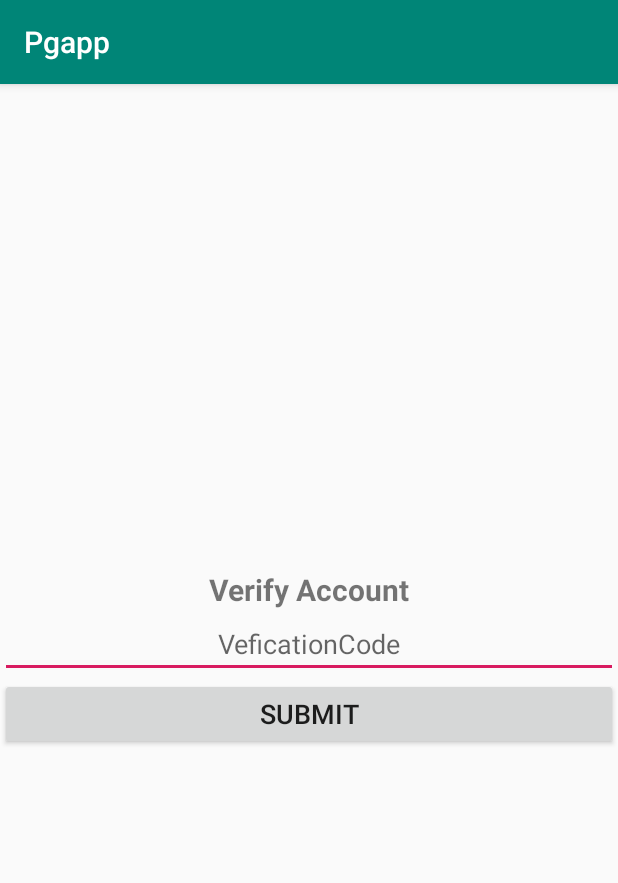
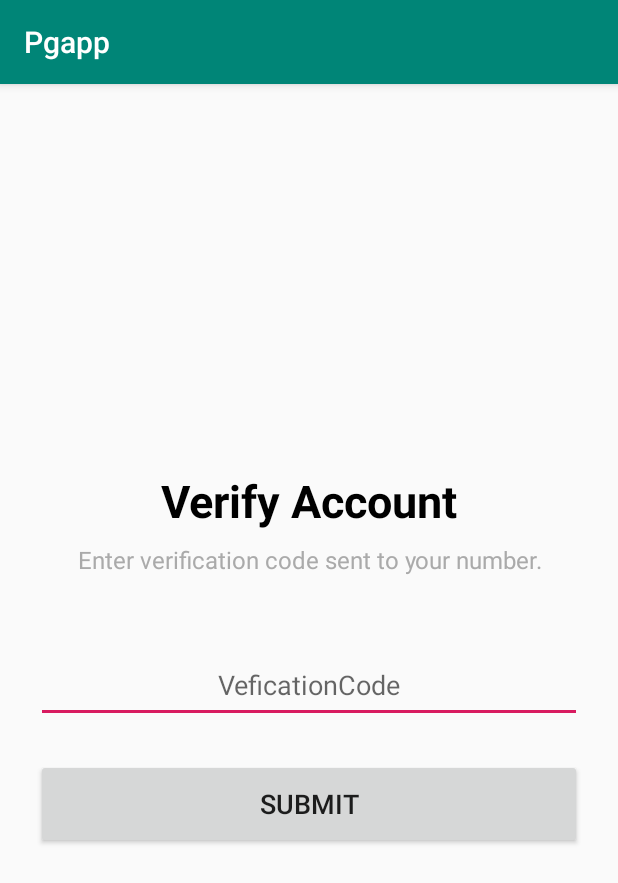
Before and after one commit to pgapp126/payingguestapp, an Android app: the VerificationActivity screen opened directly, with no data from a screen before it, on a phone screen of 412 x 824 dp. Shown: the top 883 px of the screen. Run offline under Robolectric (Android 15) with nearby library versions, the phone set to English and light mode, and no system bars.

Commit message:
design changes

```diff
--- a/app/src/main/AndroidManifest.xml
+++ b/app/src/main/AndroidManifest.xml
@@ -10,7 +10,8 @@
         android:label="@string/app_name"
         android:roundIcon="@mipmap/ic_launcher_round"
         android:supportsRtl="true"
-        android:theme="@style/AppTheme">
+        android:theme="@style/AppTheme"
+        android:usesCleartextTraffic="true">
         <activity android:name=".ResetpasswordActivity">
         </activity>
         <activity android:name=".VerificationActivity" >
@@ -19,7 +20,8 @@
         <activity android:name=".ForgotpasswordActivity" >
 
         </activity>
-        <activity android:name=".LoginActivity">
+        <activity android:name=".LoginActivity"
+            android:theme="@style/AppTheme.NoActionBar">
             <intent-filter>
                 <action android:name="android.intent.action.MAIN" />
 
--- a/app/src/main/java/com/example/pgapp/VerificationActivity.java
+++ b/app/src/main/java/com/example/pgapp/VerificationActivity.java
@@ -7,6 +7,7 @@ import android.os.Bundle;
 import android.view.View;
 import android.widget.Button;
 import android.widget.EditText;
+import android.widget.Toast;
 
 import com.example.pgapp.utils.Commonfunction;
 
@@ -14,12 +15,18 @@ public class VerificationActivity extends AppCompatActivity {
     EditText edt_verificationcode;
     Button btn_submit;
 
+    String id,code;
+
     @Override
     protected void onCreate(Bundle savedInstanceState) {
         super.onCreate(savedInstanceState);
         setContentView(R.layout.activity_verification);
         edt_verificationcode=(EditText)findViewById(R.id.edt_verificationcode);
         btn_submit=(Button) findViewById(R.id.btn_submit);
+
+        id = getIntent().hasExtra("id") ? getIntent().getStringExtra("id") : "0";
+        code = getIntent().hasExtra("code") ? getIntent().getStringExtra("code") : "0";
+
         btn_submit.setOnClickListener(new View.OnClickListener() {
             @Override
             public void onClick(View v) {
@@ -30,8 +37,19 @@ public class VerificationActivity extends AppCompatActivity {
                     return;
                 }
 
-                Intent i=new Intent(VerificationActivity.this,ResetpasswordActivity.class);
-                startActivity(i);
+                if (code.equalsIgnoreCase(edt_verificationcode.getText().toString())) {
+
+                    Intent i = new Intent(VerificationActivity.this,ResetpasswordActivity.class);
+                    i.putExtra("id",id);
+                    startActivity(i);
+
+                    finish();
+
+                }
+                else {
+                    Toast.makeText(VerificationActivity.this, "Invalid verification code.", Toast.LENGTH_SHORT).show();
+                }
+
 
 
             }
--- a/app/src/main/java/com/example/pgapp/utils/Constants.java
+++ b/app/src/main/java/com/example/pgapp/utils/Constants.java
@@ -6,7 +6,7 @@ package com.example.pgapp.utils;
 public class Constants {
 
 
-   public static final String Webserive_Url="http://19.168.2.13/PGAPP/api/";
+   public static final String Webserive_Url="http://192.168.2.13/PGAPP/api/";
 
    public static final String IMAGE_Url="http://192.168.1.3/Nutrition_Diet_App/Uploads/";
    //public static final String Webserive_Url="http://nutritiondiet.kstechnologies.co/api/";
--- a/app/src/main/res/layout/activity_verification.xml
+++ b/app/src/main/res/layout/activity_verification.xml
@@ -6,7 +6,8 @@
     android:layout_height="match_parent"
     tools:context=".VerificationActivity"
     android:orientation="vertical"
-    android:gravity="center">
+    android:gravity="center"
+    android:padding="24dp">
 
     <TextView
         android:id="@+id/textView"
@@ -14,23 +15,38 @@
         android:layout_height="wrap_content"
         android:gravity="center"
         android:textStyle="bold"
-        android:textSize="20sp"
+        android:textSize="30sp"
+        android:textColor="@android:color/black"
         android:text="Verify Account" />
+
+    <TextView
+        android:layout_width="match_parent"
+        android:layout_height="wrap_content"
+        android:layout_marginTop="8dp"
+        android:layout_marginBottom="24dp"
+        android:gravity="center"
+        android:text="Enter verification code sent to your number."
+        android:textSize="16sp"
+        android:textStyle="normal"
+        android:textColor="@android:color/darker_gray" />
+
 
     <EditText
         android:id="@+id/edt_verificationcode"
         android:layout_width="match_parent"
-        android:layout_height="wrap_content"
+        android:layout_height="50dp"
         android:ems="10"
         android:gravity="center"
         android:hint="VeficationCode"
+        android:layout_marginTop="24dp"
         android:textSize="18sp"
         android:inputType="phone" />
 
     <Button
         android:id="@+id/btn_submit"
         android:layout_width="match_parent"
-        android:layout_height="wrap_content"
+        android:layout_height="60dp"
         android:textSize="18sp"
+        android:layout_marginTop="24dp"
         android:text="submit" />
 </LinearLayout>
--- a/app/src/main/res/values/styles.xml
+++ b/app/src/main/res/values/styles.xml
@@ -8,4 +8,14 @@
         <item name="colorAccent">@color/colorAccent</item>
     </style>
 
+    <!-- Base application theme. -->
+    <style name="AppTheme.NoActionBar" parent="Theme.AppCompat.Light.DarkActionBar">
+        <!-- Customize your theme here. -->
+        <item name="colorPrimary">@color/colorPrimary</item>
+        <item name="colorPrimaryDark">@color/colorPrimaryDark</item>
+        <item name="colorAccent">@color/colorAccent</item>
+        <item name="windowActionBar">false</item>
+        <item name="windowNoTitle">true</item>
+    </style>
+
 </resources>
```
Also changed, not shown: app/src/main/java/com/example/pgapp/ForgotpasswordActivity.java (+26 -1 lines), app/src/main/java/com/example/pgapp/RegistrationActivity.java (+20 -2 lines), app/src/main/java/com/example/pgapp/ResetpasswordActivity.java (+20 -1 lines), app/src/main/res/layout/activity_forgotpassword.xml (+20 -4 lines), app/src/main/res/layout/activity_login.xml (+20 -12 lines), app/src/main/res/layout/activity_registration.xml (+17 -9 lines), app/src/main/res/layout/activity_resetpassword.xml (+22 -5 lines).
